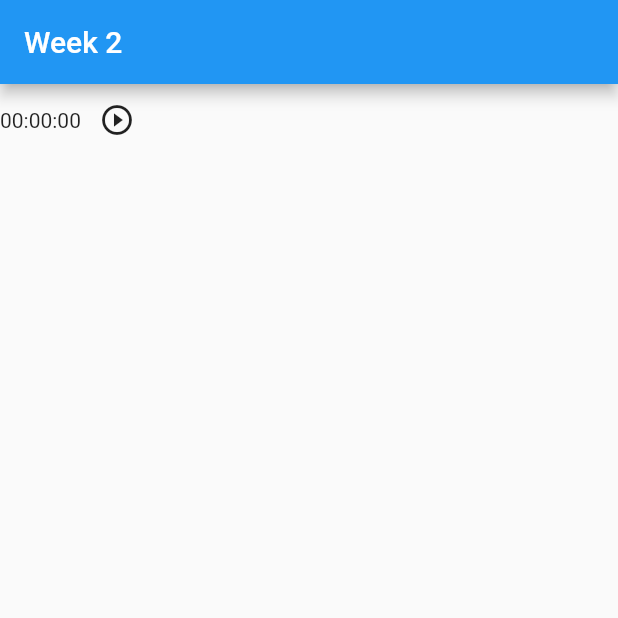
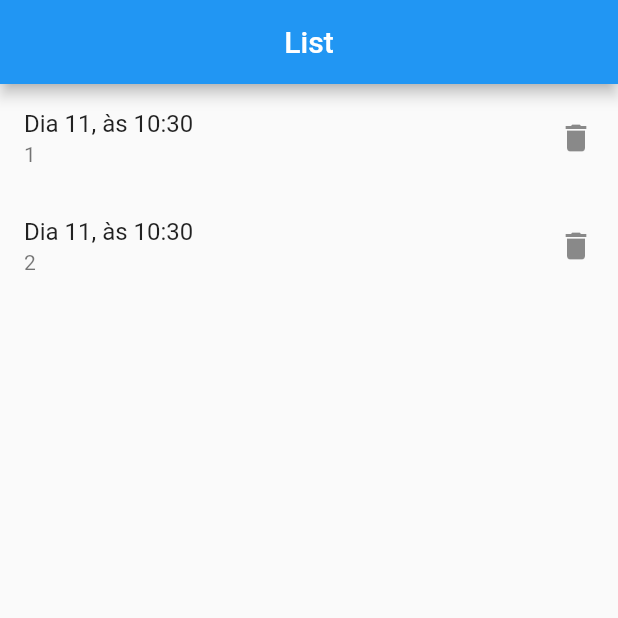
Before and after one commit to yuritoledo/weekly_timetrack, a Flutter app: the screen it shows after launch, on a phone screen of 412 x 824 dp, the top half of it. Run offline on Flutter 3.47's test engine with Material 2 defaults, Android fonts, the phone set to English and light mode, and no system bars.

Commit message:
Routes
Trying (and crying) to pass some data from a page to another one.
Work in Progress.

```diff
--- a/lib/helpers/time_formatter.dart
+++ b/lib/helpers/time_formatter.dart
@@ -4,10 +4,14 @@ abstract class TimeFormatter {
     final minutesRaw = (secondsRaw / 60).truncate();
     final hourRaw = (minutesRaw / 60).truncate();
 
-    final sseconds = (secondsRaw % 60).toString().padLeft(2, '0');
-    final sMinutes = (minutesRaw % 60).toString().padLeft(2, '0');
-    final hour = (hourRaw % 60).toString().padLeft(2, '0');
+    final sseconds = formatWithZeros(secondsRaw);
+    final sMinutes = formatWithZeros(minutesRaw);
+    final hour = formatWithZeros(hourRaw);
 
     return '$hour:$sMinutes:$sseconds';
   }
+
+  static String formatWithZeros(int infoRaw) {
+    return (infoRaw % 60).toString().padLeft(2, '0');
+  }
 }
--- a/lib/main.dart
+++ b/lib/main.dart
@@ -1,7 +1,7 @@
 import 'package:flutter/material.dart';
-import 'package:weekly_timetrack/pages/home.dart';
+import 'package:weekly_timetrack/pages/list.dart';
 
-void main () {
+void main() {
   runApp(App());
 }
 
@@ -10,7 +10,7 @@ class App extends StatelessWidget {
   Widget build(BuildContext context) {
     return MaterialApp(
       title: 'Weekly time tracking',
-      home: Home(),
+      home: TracksList(),
     );
   }
 }
--- /dev/null
+++ b/lib/models/daily_timer.dart
@@ -0,0 +1,13 @@
+class DailyTimer {
+  final String id;
+  final String time;
+  final DateTime starterHour;
+
+  String get starterHourString {
+    final s = starterHour;
+    final str = 'Dia ${s.day}, às ${s.hour}:${s.minute}';
+    return str;
+  }
+
+  DailyTimer({this.id, this.time, this.starterHour});
+}
--- a/lib/pages/home.dart
+++ /dev/null
@@ -1,72 +0,0 @@
-import 'package:flutter/material.dart';
-import 'package:weekly_timetrack/widgets/timer_text.dart';
-
-class Home extends StatefulWidget {
-  @override
-  _HomeState createState() => _HomeState();
-}
-
-class _HomeState extends State<Home> {
-  final _stopwatch = Stopwatch();
-  IconData _icon = Icons.play_circle_outline;
-
-  Function _callDynamicClick;
-
-  _HomeState() {
-    _callDynamicClick = _stopwatch.start;
-  }
-
-  onPressed() {
-    _callDynamicClick();
-    toggleStatus();
-  }
-
-  toggleStatus() {
-    var icon;
-    var callDynamicClick;
-
-    if (_stopwatch.isRunning) {
-      icon = Icons.pause;
-      callDynamicClick = _stopwatch.stop;
-    } else {
-      icon = Icons.play_circle_outline;
-      callDynamicClick = _stopwatch.start;
-    }
-
-    setState(() {
-      _icon = icon;
-      _callDynamicClick = callDynamicClick;
-    });
-  }
-
-  @override
-  Widget build(BuildContext context) {
-    return Scaffold(
-      appBar: AppBar(
-        title: Text('Week 2'),
-      ),
-      body: Container(
-          child: Row(children: <Widget>[
-        TimerText(
-          stopwatch: _stopwatch,
-        ),
-        Actions(icon: _icon, onPressed: onPressed),
-      ])),
-    );
-  }
-}
-
-class Actions extends StatelessWidget {
-  final IconData icon;
-  final Function onPressed;
-
-  Actions({@required this.icon, @required this.onPressed});
-
-  @override
-  Widget build(BuildContext context) {
-    return IconButton(
-      icon: Icon(icon),
-      onPressed: onPressed,
-    );
-  }
-}
--- /dev/null
+++ b/lib/pages/list.dart
@@ -0,0 +1,61 @@
+import 'package:flutter/material.dart';
+import 'package:weekly_timetrack/models/daily_timer.dart';
+import 'package:weekly_timetrack/pages/single_timer.dart';
+
+class TracksList extends StatefulWidget {
+  @override
+  _TracksListState createState() => _TracksListState();
+}
+
+class _TracksListState extends State<TracksList> {
+  List<DailyTimer> list = [];
+
+  @override
+  void initState() {
+    super.initState();
+
+    setState(() {
+      feed();
+    });
+  }
+
+  feed() {
+    final dummyData = [
+      DailyTimer(id: '1', starterHour: DateTime.now(), time: '00:30:00'),
+      DailyTimer(id: '2', starterHour: DateTime.now(), time: '01:30:00'),
+    ];
+    setState(() {
+      list = dummyData;
+    });
+  }
+
+  @override
+  Widget build(BuildContext context) {
+    return Scaffold(
+      appBar: AppBar(
+        title: Text('List'),
+        centerTitle: true,
+      ),
+      body: Container(
+        child: ListView.builder(
+          itemCount: list.length,
+          itemBuilder: (context, index) {
+            final item = list[index];
+            return ListTile(
+              title: Text(item.starterHourString),
+              subtitle: Text(item.id),
+              trailing: Icon(Icons.delete),
+              onTap: () {
+                Navigator.of(context).push(
+                  MaterialPageRoute(
+                    builder: (context) => SingleTimer(item),
+                  ),
+                );
+              },
+            );
+          },
+        ),
+      ),
+    );
+  }
+}
```
Also changed, not shown: lib/pages/single_timer.dart (added, +77 -0 lines), lib/widgets/play_pause.dart (added, +17 -0 lines), lib/widgets/timer_text.dart (+8 -2 lines).
